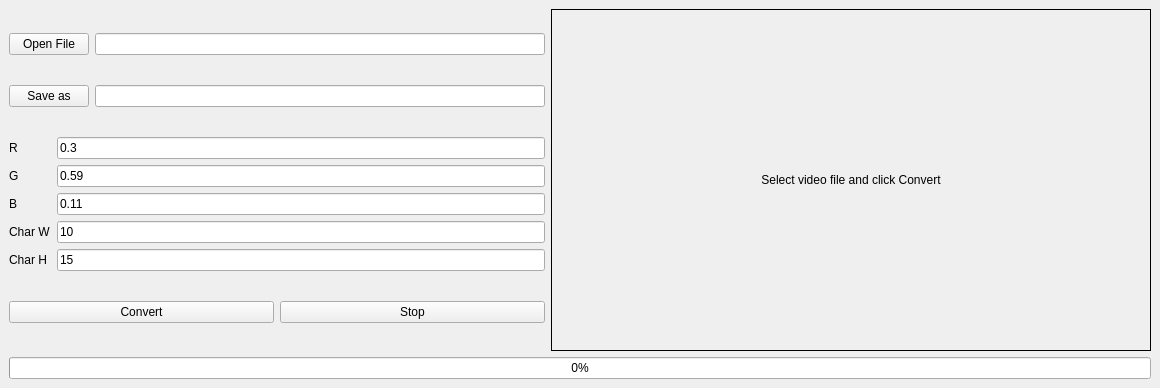
Before: the Qt Designer form source/mainwindow.ui in ilarionkuleshov/asciiMatrix, drawn with Qt 5.
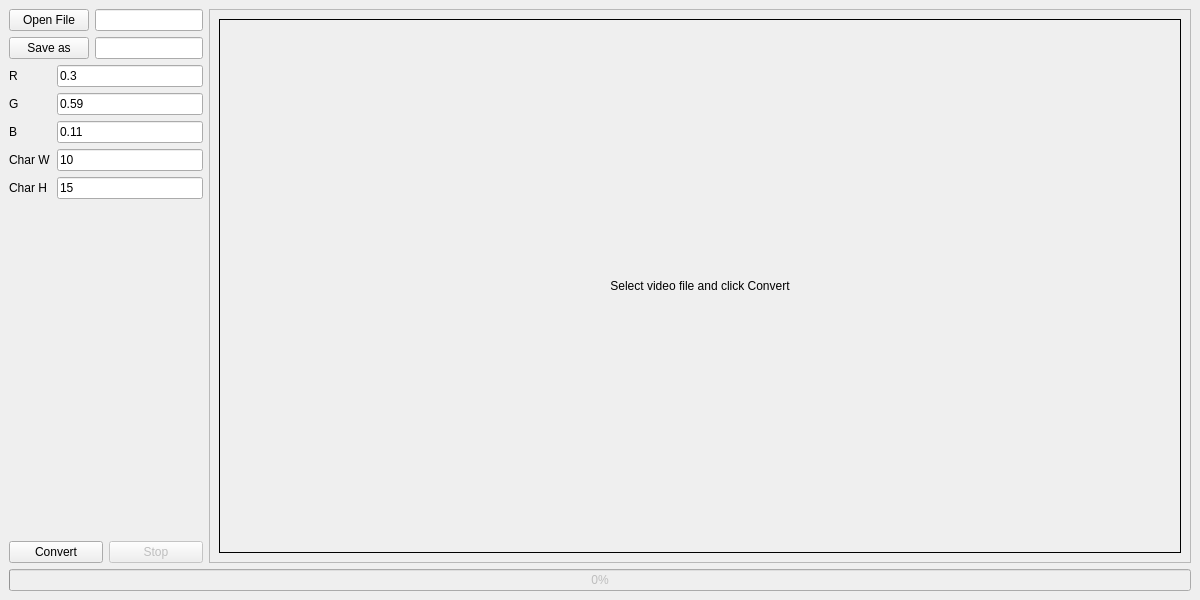
After: the same form once the commit is applied.

The edit to the form file:
```diff
--- a/source/mainwindow.ui
+++ b/source/mainwindow.ui
@@ -6,17 +6,23 @@
    <rect>
     <x>0</x>
     <y>0</y>
-    <width>1160</width>
-    <height>388</height>
+    <width>1200</width>
+    <height>600</height>
    </rect>
   </property>
+  <property name="minimumSize">
+   <size>
+    <width>1000</width>
+    <height>500</height>
+   </size>
+  </property>
   <property name="windowTitle">
    <string>asciiMatrix</string>
   </property>
   <widget class="QWidget" name="centralwidget">
    <layout class="QGridLayout" name="gridLayout_2">
     <item row="0" column="0">
-     <layout class="QHBoxLayout" name="horizontalLayout">
+     <layout class="QHBoxLayout" name="horizontalLayout" stretch="0,2">
       <property name="sizeConstraint">
        <enum>QLayout::SetMinAndMaxSize</enum>
       </property>
@@ -146,6 +152,19 @@
           </item>
          </layout>
         </item>
+        <item>
+         <spacer name="verticalSpacer">
+          <property name="orientation">
+           <enum>Qt::Vertical</enum>
+          </property>
+          <property name="sizeHint" stdset="0">
+           <size>
+            <width>20</width>
+            <height>40</height>
+           </size>
+          </property>
+         </spacer>
+        </item>
         <item>
          <layout class="QHBoxLayout" name="horizontalLayout_4">
           <item>
@@ -156,7 +175,10 @@
            </widget>
           </item>
           <item>
-           <widget class="QPushButton" name="pushButton_4">
+           <widget class="QPushButton" name="stopButton">
+            <property name="enabled">
+             <bool>false</bool>
+            </property>
             <property name="text">
              <string>Stop</string>
             </property>
@@ -167,7 +189,22 @@
        </layout>
       </item>
       <item>
-       <widget class="QLabel" name="cvLabel">
+       <widget class="QScrollArea" name="scrollArea">
+        <property name="widgetResizable">
+         <bool>true</bool>
+        </property>
+        <widget class="QWidget" name="scrollAreaWidgetContents">
+         <property name="geometry">
+          <rect>
+           <x>0</x>
+           <y>0</y>
+           <width>914</width>
+           <height>539</height>
+          </rect>
+         </property>
+         <layout class="QGridLayout" name="gridLayout_3">
+          <item row="0" column="0">
+           <widget class="QLabel" name="opencvLabel">
         <property name="sizePolicy">
          <sizepolicy hsizetype="Preferred" vsizetype="Preferred">
           <horstretch>0</horstretch>
@@ -195,11 +232,15 @@
        </widget>
       </item>
      </layout>
+        </widget>
+       </widget>
+      </item>
+     </layout>
     </item>
     <item row="1" column="0">
      <widget class="QProgressBar" name="progressBar">
       <property name="enabled">
-       <bool>true</bool>
+       <bool>false</bool>
       </property>
       <property name="value">
        <number>0</number>
```
Left out of the diff: 30 changed lines with no effect on the pictures. Lines whose indentation alone changed are shown as unchanged.
